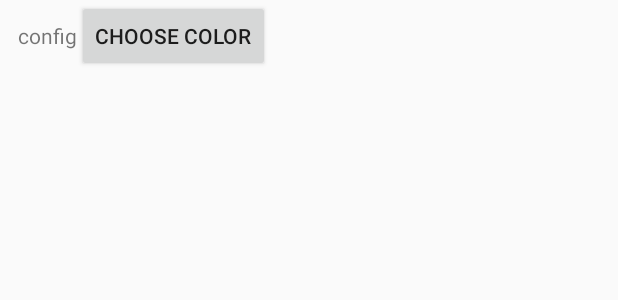
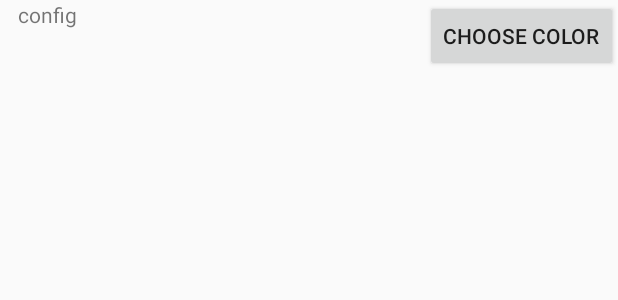
Before and after one commit to nylonW/gboard_themes, an Android app: the layout config_cell.xml on its own in the app's theme, with its tools: preview values and no code run, on a phone screen of 412 x 824 dp. Shown: the top 300 px of the screen. Run offline under Robolectric (Android 15) with nearby library versions, the phone set to English and light mode, and no system bars; network calls fail.

Commit message:
First version of working creator

```diff
--- a/ThemeCreator/app/build.gradle
+++ b/ThemeCreator/app/build.gradle
@@ -29,8 +29,9 @@ dependencies {
     implementation 'com.android.support:design:28.0.0-rc02'
     implementation "org.zeroturnaround:zt-zip:1.13"
     implementation 'com.chrisplus.rootmanager:library:2.0.5@aar'
-    implementation 'com.jaredrummler:colorpicker:1.0.2'
-    implementation 'com.android.support:recyclerview-v7:27.1.1'
+    implementation 'com.turki-alkhateeb:materialcolorpicker:1.0.7'
+    implementation 'com.android.support:recyclerview-v7:28.0.0-rc02'
+    implementation 'com.android.support:gridlayout-v7:28.0.0-rc02'
     testImplementation 'junit:junit:4.12'
     androidTestImplementation 'com.android.support.test:runner:1.0.2'
     androidTestImplementation 'com.android.support.test.espresso:espresso-core:3.0.2'
--- a/ThemeCreator/app/src/main/res/layout/config_cell.xml
+++ b/ThemeCreator/app/src/main/res/layout/config_cell.xml
@@ -1,8 +1,8 @@
 <?xml version="1.0" encoding="utf-8"?>
-<LinearLayout android:layout_width="match_parent"
+<LinearLayout xmlns:android="http://schemas.android.com/apk/res/android"
+    android:layout_width="match_parent"
     android:layout_height="wrap_content"
-    android:orientation="horizontal"
-    xmlns:android="http://schemas.android.com/apk/res/android">
+    android:orientation="horizontal">
 
     <TextView
         android:id="@+id/config_title"
@@ -12,10 +12,27 @@
         android:text="config"
         />
 
+    <RelativeLayout
+    android:layout_width="match_parent"
+    android:layout_height="wrap_content"
+    android:gravity="end"
+    >
+        <LinearLayout
+            android:layout_width="wrap_content"
+            android:layout_height="wrap_content">
+            <ImageView
+                android:id="@+id/color_view"
+                android:layout_width="40dp"
+                android:layout_height="40dp"
+                android:foregroundGravity="left"
+                />
+
             <Button
                 android:id="@+id/color_button"
+                android:layout_width="wrap_content"
                 android:layout_height="wrap_content"
-            android:layout_width="wrap_content"
                 android:text="choose color"
             />
         </LinearLayout>
+    </RelativeLayout>
+</LinearLayout>
```
Also changed, not shown: ThemeCreator/app/src/main/java/com/nylon/themecreator/activities/NewThemeActivity.java (+11 -9 lines), ThemeCreator/app/src/main/java/com/nylon/themecreator/adapters/ConfigAdapter.java (+50 -9 lines), ThemeCreator/app/src/main/java/com/nylon/themecreator/helpers/CSSHelper.java (+23 -5 lines). Lines whose indentation alone changed are shown as unchanged.
